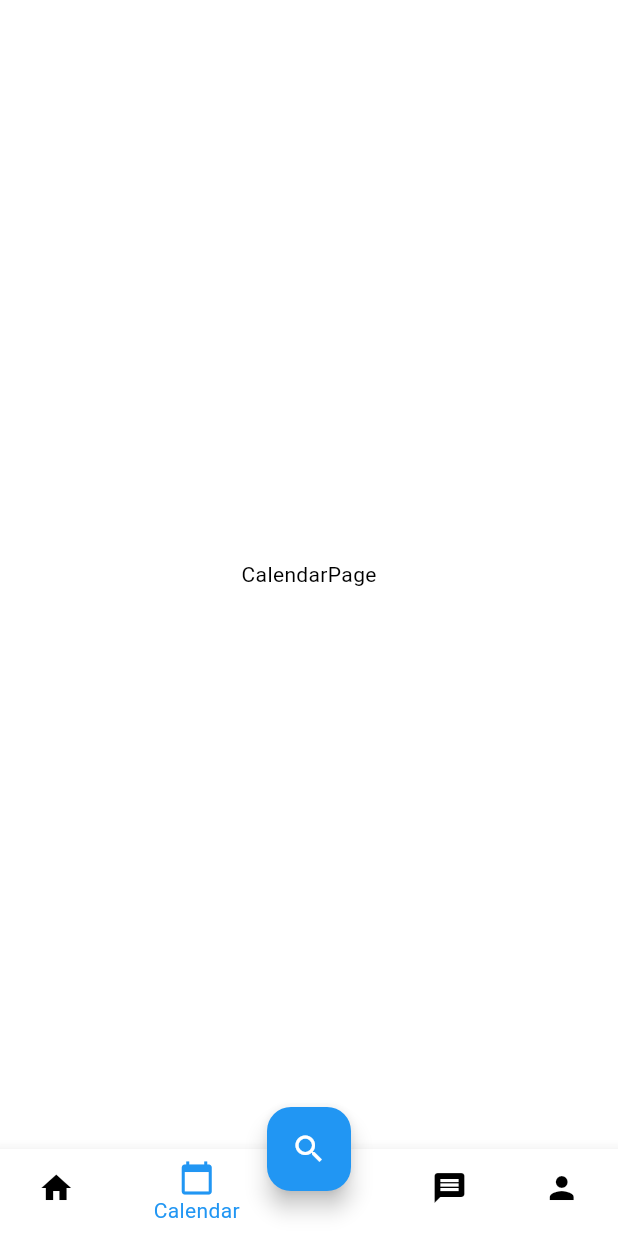
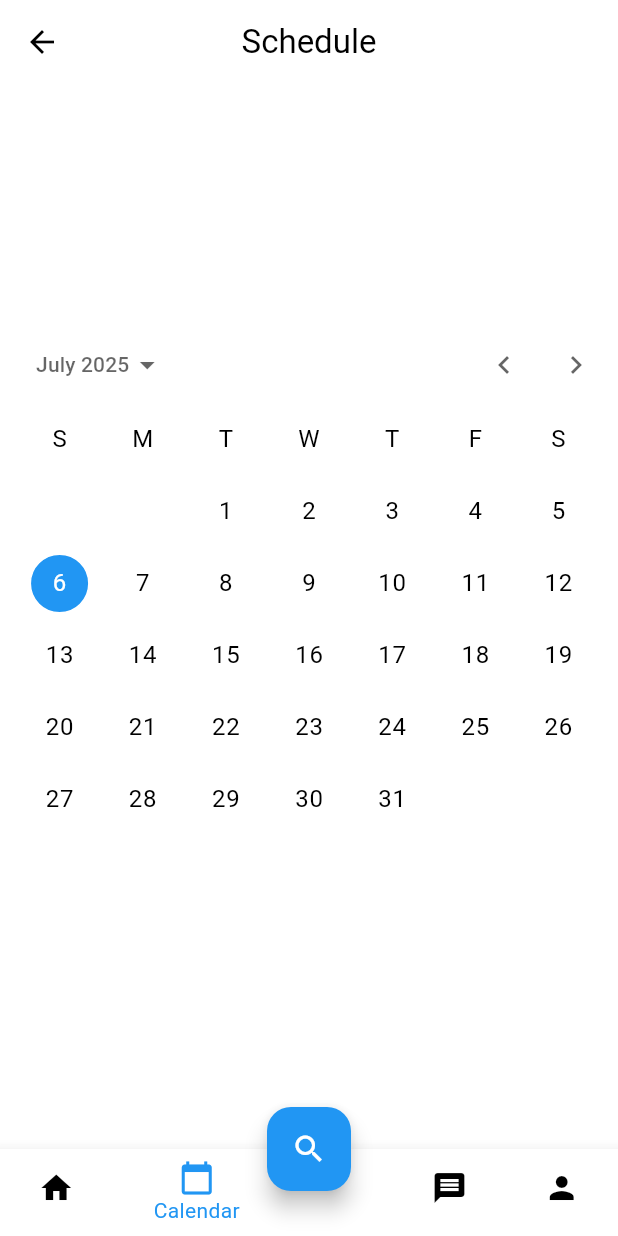
Before and after one commit to lagman5006/uz_travel, a Flutter app: the MainScaffold screen opened directly, item 2 of the bottom bar chosen, on a phone screen of 412 x 824 dp. Run offline on Flutter 3.47's test engine with Material 3 defaults, Android fonts, the phone set to English and light mode, and no system bars; drawn by our look-alikes of calendar_date_picker2; our stand-ins replace cloud_firestore, easy_localization, firebase_auth, firebase_core, flutter_screenutil, flutter_svg and 2 more; accounts and stored records are empty; network calls fail.

Commit message:
saved least version

```diff
--- a/lib/views/home_page/calendar_page.dart
+++ b/lib/views/home_page/calendar_page.dart
@@ -1,13 +1,41 @@
+import 'package:calendar_date_picker2/calendar_date_picker2.dart';
 import 'package:flutter/material.dart';
+import 'package:provider/provider.dart';
+import 'package:uz_travel/view_madels/uztravel_provider.dart';
 
 class CalendarPage extends StatelessWidget {
   const CalendarPage({super.key});
 
   @override
   Widget build(BuildContext context) {
+    final provider = Provider.of<UzTravelProvider>(context,listen: false);
+    DateTime selectedDate = DateTime.now();
+
     return Scaffold(
+      appBar: AppBar(centerTitle: true, title: Text("Schedule")),
       body: Center(
-        child: Text("CalendarPage"),
+        child: SingleChildScrollView(
+          child: Column(
+            children: [
+              CalendarDatePicker2(
+                config: CalendarDatePicker2Config(
+                  calendarType: CalendarDatePicker2Type.single,
+                  selectedDayHighlightColor: Colors.blue,
+                  weekdayLabelTextStyle: TextStyle(color: Colors.grey),
+                  dayTextStyle: TextStyle(color: Colors.black),
+                ),
+                value: [DateTime.now()],
+                onValueChanged: (value) {
+                  if (value.isNotEmpty){
+                    selectedDate = value.first;
+                    provider.fetchPlacesByDate(selectedDate);
+                  }
+                },
+              ),
+
+            ],
+          ),
+        ),
       ),
     );
   }
--- a/pubspec.yaml
+++ b/pubspec.yaml
@@ -42,6 +42,7 @@
   flutter_svg: ^2.2.0
   easy_localization: ^3.0.7+1
   google_sign_in: ^7.1.0
+  calendar_date_picker2: ^2.0.1
 
 
 dev_dependencies:
```
Also changed, not shown: lib/server/uztravel_service.dart (+22 -2 lines), lib/view_madels/uztravel_provider.dart (+12 -2 lines), lib/views/home_page/city_search_delegate.dart (+37 -13 lines), lib/views/home_page/details.dart (+8 -0 lines), lib/views/home_page/place_details_page.dart (deleted, +0 -42 lines), pubspec.lock.
